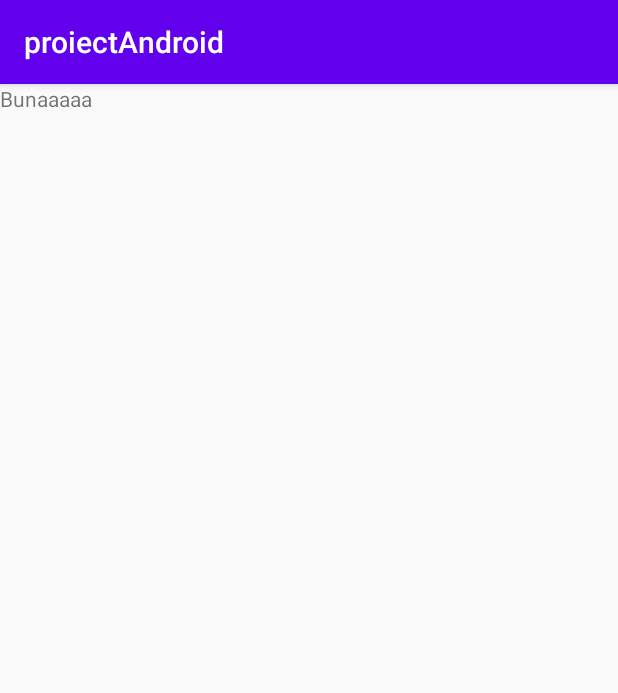
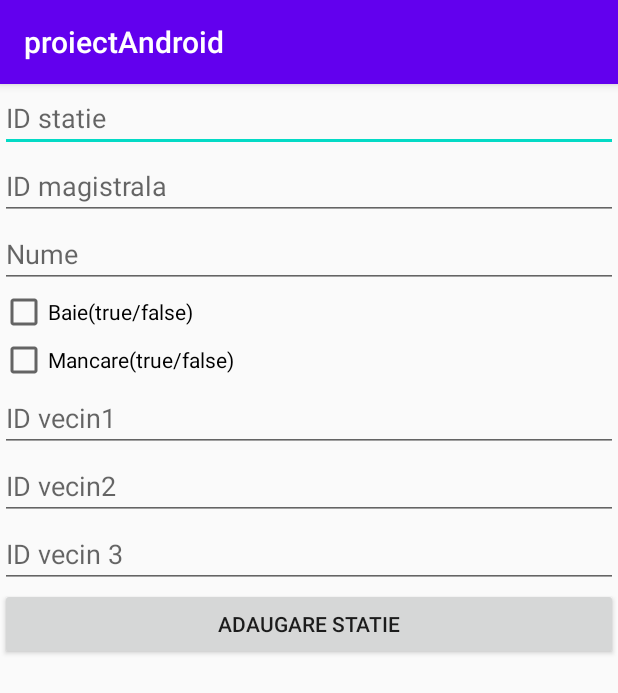
Before and after one commit to DeaconescuLucian/proiectAndroid, an Android app: the AdaugareStatie screen opened directly, with no data from a screen before it, on a phone screen of 412 x 824 dp. Shown: the top 693 px of the screen. Run offline under Robolectric (Android 15) with nearby library versions, the phone set to English and light mode, and no system bars.

Commit message:
bunaaaaaa

```diff
--- a/app/build.gradle
+++ b/app/build.gradle
@@ -26,6 +26,7 @@ dependencies {
     implementation fileTree(dir: "libs", include: ["*.jar"])
     implementation 'androidx.appcompat:appcompat:1.2.0'
     implementation 'androidx.constraintlayout:constraintlayout:2.0.2'
+    implementation 'com.google.android.material:material:1.2.1'
     testImplementation 'junit:junit:4.12'
     androidTestImplementation 'androidx.test.ext:junit:1.1.2'
     androidTestImplementation 'androidx.test.espresso:espresso-core:3.3.0'
--- a/app/src/main/AndroidManifest.xml
+++ b/app/src/main/AndroidManifest.xml
@@ -9,7 +9,8 @@
         android:roundIcon="@mipmap/ic_launcher_round"
         android:supportsRtl="true"
         android:theme="@style/AppTheme">
-        <activity android:name=".MainActivity2"></activity>
+        <activity android:name=".AdaugareMagistrala"></activity>
+        <activity android:name=".AdaugareStatie" />
         <activity android:name=".MainActivity">
             <intent-filter>
                 <action android:name="android.intent.action.MAIN" />
--- a/app/src/main/java/com/example/proiectandroid/MainActivity2.java
+++ b/app/src/main/java/com/example/proiectandroid/AdaugareStatie.java
@@ -4,11 +4,11 @@ import androidx.appcompat.app.AppCompatActivity;
 
 import android.os.Bundle;
 
-public class MainActivity2 extends AppCompatActivity {
+public class AdaugareStatie extends AppCompatActivity {
 
     @Override
     protected void onCreate(Bundle savedInstanceState) {
         super.onCreate(savedInstanceState);
-        setContentView(R.layout.activity_main2);
+        setContentView(R.layout.activity_adaugare_statie);
     }
 }
--- /dev/null
+++ b/app/src/main/res/layout/activity_adaugare_statie.xml
@@ -0,0 +1,66 @@
+<?xml version="1.0" encoding="utf-8"?>
+<LinearLayout xmlns:android="http://schemas.android.com/apk/res/android"
+    xmlns:app="http://schemas.android.com/apk/res-auto"
+    xmlns:tools="http://schemas.android.com/tools"
+    android:layout_width="match_parent"
+    android:layout_height="match_parent"
+    tools:context=".AdaugareStatie"
+    android:orientation="vertical">
+
+
+        <com.google.android.material.textfield.TextInputEditText
+            android:id="@+id/tiet_id_statie"
+            android:layout_width="match_parent"
+            android:layout_height="wrap_content"
+            android:hint="@string/id_statie" />
+
+
+        <com.google.android.material.textfield.TextInputEditText
+            android:id="@+id/tiet_id_magistrala"
+            android:layout_width="match_parent"
+            android:layout_height="wrap_content"
+            android:hint="@string/id_magistrala" />
+
+    <com.google.android.material.textfield.TextInputEditText
+        android:id="@+id/nume"
+        android:layout_width="match_parent"
+        android:layout_height="wrap_content"
+        android:hint="@string/nume" />
+
+    <CheckBox
+        android:id="@+id/cb_baie"
+        android:layout_width="match_parent"
+        android:layout_height="wrap_content"
+        android:text="@string/baie" />
+
+    <CheckBox
+        android:id="@+id/cb_mancare"
+        android:layout_width="match_parent"
+        android:layout_height="wrap_content"
+        android:text="@string/mancare" />
+
+    <com.google.android.material.textfield.TextInputEditText
+        android:id="@+id/id_vecin1"
+        android:layout_width="match_parent"
+        android:layout_height="wrap_content"
+        android:hint="@string/id_vecin1" />
+
+    <com.google.android.material.textfield.TextInputEditText
+        android:id="@+id/id_vecin2"
+        android:layout_width="match_parent"
+        android:layout_height="wrap_content"
+        android:hint="@string/id_vecin2" />
+
+    <com.google.android.material.textfield.TextInputEditText
+        android:id="@+id/id_vecin3"
+        android:layout_width="match_parent"
+        android:layout_height="wrap_content"
+        android:hint="@string/id_vecin3" />
+
+    <Button
+        android:layout_width="match_parent"
+        android:layout_height="wrap_content"
+        android:text="@string/adaugare_statie"
+        />
+
+</LinearLayout>
--- a/app/src/main/res/layout/activity_main2.xml
+++ /dev/null
@@ -1,16 +0,0 @@
-<?xml version="1.0" encoding="utf-8"?>
-<androidx.constraintlayout.widget.ConstraintLayout xmlns:android="http://schemas.android.com/apk/res/android"
-    xmlns:app="http://schemas.android.com/apk/res-auto"
-    xmlns:tools="http://schemas.android.com/tools"
-    android:layout_width="match_parent"
-    android:layout_height="match_parent"
-    tools:context=".MainActivity2">
-
-    <TextView
-        android:id="@+id/textView2"
-        android:layout_width="wrap_content"
-        android:layout_height="wrap_content"
-        android:text="Bunaaaaa"
-        tools:layout_editor_absoluteX="216dp"
-        tools:layout_editor_absoluteY="150dp" />
-</androidx.constraintlayout.widget.ConstraintLayout>
--- a/app/src/main/res/values/strings.xml
+++ b/app/src/main/res/values/strings.xml
@@ -1,3 +1,12 @@
 <resources>
     <string name="app_name">proiectAndroid</string>
+    <string name="id_statie">ID statie</string>
+    <string name="id_magistrala">ID magistrala</string>
+    <string name="baie">Baie(true/false)</string>
+    <string name="mancare">Mancare(true/false)</string>
+    <string name="id_vecin1">ID vecin1</string>
+    <string name="id_vecin2">ID vecin2</string>
+    <string name="id_vecin3">ID vecin 3</string>
+    <string name="adaugare_statie">Adaugare statie</string>
+    <string name="nume">Nume</string>
 </resources>
--- a/build.gradle
+++ b/build.gradle
@@ -5,7 +5,7 @@ buildscript {
         jcenter()
     }
     dependencies {
-        classpath 'com.android.tools.build:gradle:4.0.2'
+        classpath 'com.android.tools.build:gradle:4.1.0'
 
         // NOTE: Do not place your application dependencies here; they belong
         // in the individual module build.gradle files
```
Also changed, not shown: app/src/main/java/com/example/proiectandroid/Magistrala.java (added, +39 -0 lines), app/src/main/java/com/example/proiectandroid/MainActivity.java (+7 -1 lines), app/src/main/java/com/example/proiectandroid/Statie.java (added, +107 -0 lines), gradle/wrapper/gradle-wrapper.properties.
